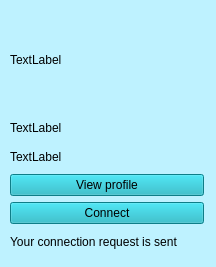
Above: profileicon.ui from KNajjary/LinkedIn before the change. Below: the same form after it.
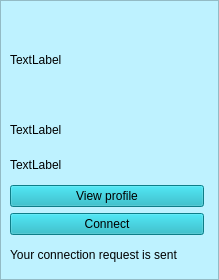
That is the form after the change.

What changed in the file:
```diff
--- a/profileicon.ui
+++ b/profileicon.ui
@@ -6,8 +6,8 @@
    <rect>
     <x>0</x>
     <y>0</y>
-    <width>216</width>
-    <height>267</height>
+    <width>219</width>
+    <height>280</height>
    </rect>
   </property>
   <property name="windowTitle">
@@ -17,13 +17,32 @@
    <string notr="true">background-color: rgb(190, 242, 255);
 </string>
   </property>
+  <widget class="QFrame" name="frame">
+   <property name="geometry">
+    <rect>
+     <x>0</x>
+     <y>0</y>
+     <width>219</width>
+     <height>280</height>
+    </rect>
+   </property>
+   <property name="styleSheet">
+    <string notr="true">background-color: rgb(190, 242, 255);
+</string>
+   </property>
+   <property name="frameShape">
+    <enum>QFrame::StyledPanel</enum>
+   </property>
+   <property name="frameShadow">
+    <enum>QFrame::Raised</enum>
+   </property>
   <widget class="QWidget" name="verticalLayoutWidget">
    <property name="geometry">
     <rect>
      <x>10</x>
      <y>10</y>
      <width>194</width>
-     <height>243</height>
+      <height>259</height>
     </rect>
    </property>
    <layout class="QVBoxLayout" name="verticalLayout">
@@ -82,6 +101,7 @@
      </widget>
     </item>
    </layout>
+   </widget>
   </widget>
  </widget>
  <resources/>
```
Lines whose indentation alone changed are shown as unchanged.
